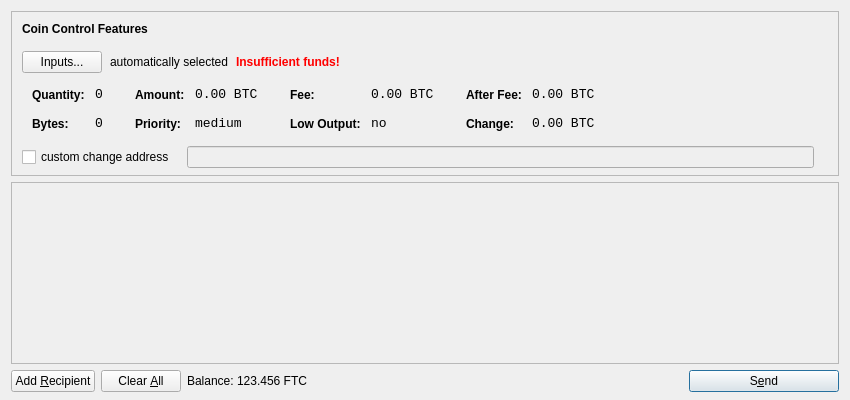
Before: the Qt Designer form src/qt/forms/sendcoinsdialog.ui in FeatherCoin/Feathercoin, drawn with Qt 5.
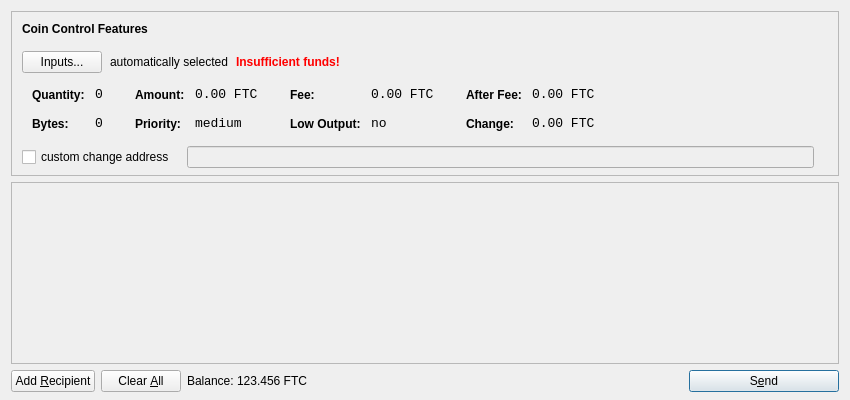
After: the same form once the commit is applied. Icons and pictures are not drawn.

Diff of the .ui file:
```diff
--- a/src/qt/forms/sendcoinsdialog.ui
+++ b/src/qt/forms/sendcoinsdialog.ui
@@ -321,7 +321,7 @@
                   <enum>Qt::ActionsContextMenu</enum>
                  </property>
                  <property name="text">
-                  <string notr="true">0.00 BTC</string>
+                  <string notr="true">0.00 FTC</string>
                  </property>
                  <property name="textInteractionFlags">
                   <set>Qt::LinksAccessibleByMouse|Qt::TextSelectableByKeyboard|Qt::TextSelectableByMouse</set>
@@ -407,7 +407,7 @@
                   <enum>Qt::ActionsContextMenu</enum>
                  </property>
                  <property name="text">
-                  <string notr="true">0.00 BTC</string>
+                  <string notr="true">0.00 FTC</string>
                  </property>
                  <property name="textInteractionFlags">
                   <set>Qt::LinksAccessibleByMouse|Qt::TextSelectableByKeyboard|Qt::TextSelectableByMouse</set>
@@ -493,7 +493,7 @@
                   <enum>Qt::ActionsContextMenu</enum>
                  </property>
                  <property name="text">
-                  <string notr="true">0.00 BTC</string>
+                  <string notr="true">0.00 FTC</string>
                  </property>
                  <property name="textInteractionFlags">
                   <set>Qt::LinksAccessibleByMouse|Qt::TextSelectableByKeyboard|Qt::TextSelectableByMouse</set>
@@ -525,7 +525,7 @@
                   <enum>Qt::ActionsContextMenu</enum>
                  </property>
                  <property name="text">
-                  <string notr="true">0.00 BTC</string>
+                  <string notr="true">0.00 FTC</string>
                  </property>
                  <property name="textInteractionFlags">
                   <set>Qt::LinksAccessibleByMouse|Qt::TextSelectableByKeyboard|Qt::TextSelectableByMouse</set>
```
